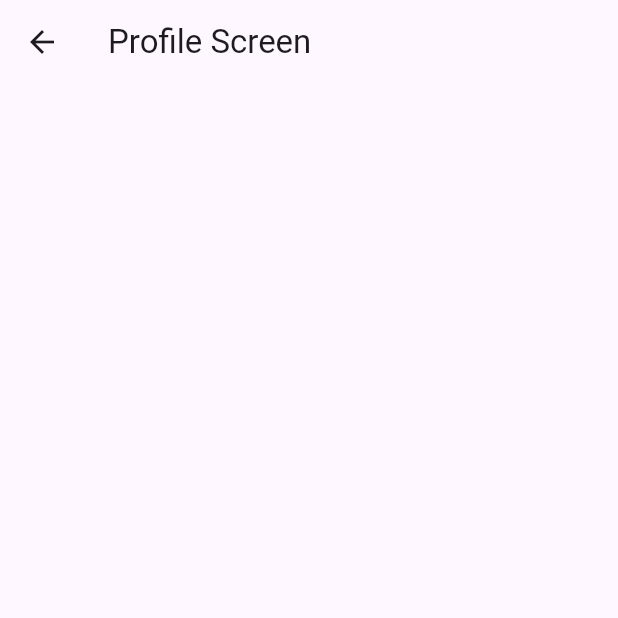
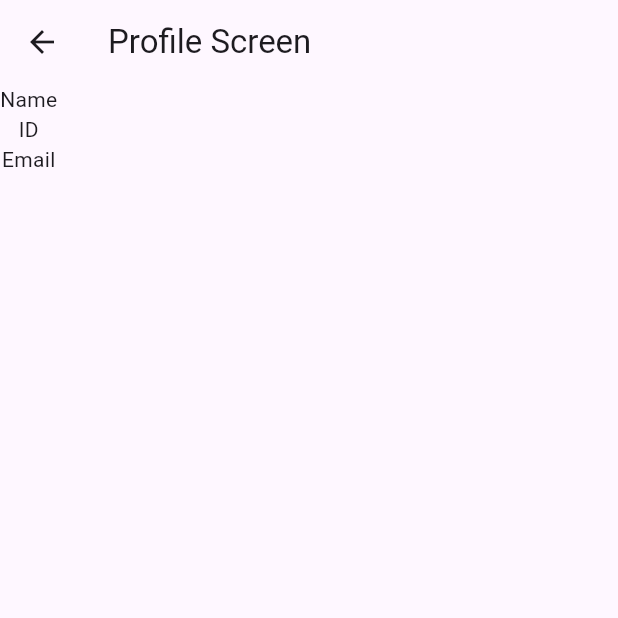
Before and after one commit to TheHuwn/flutter-chat, a Flutter app: the ProfileScreen screen opened directly, on a phone screen of 412 x 824 dp, the top half of it. Run offline on Flutter 3.47's test engine with Material 3 defaults, Android fonts, the phone set to English and light mode, and no system bars; our stand-ins replace cloud_firestore, firebase_auth, firebase_core; accounts and stored records are empty.

Commit message:
video 10 done

```diff
--- /dev/null
+++ b/lib/providers/user_provider.dart
@@ -0,0 +1,21 @@
+import 'package:cloud_firestore/cloud_firestore.dart';
+import 'package:firebase_auth/firebase_auth.dart';
+import 'package:flutter/material.dart';
+
+class UserProvider extends ChangeNotifier {
+  String userName = "Name";
+  String userEmail = "Email";
+  String userID = "ID";
+
+  var db = FirebaseFirestore.instance;
+  var authUser = FirebaseAuth.instance.currentUser;
+
+  void getUserDetails() {
+    db.collection("users").doc(authUser!.uid).get().then((dataSnapshot) {
+      userName = dataSnapshot.data()?["name"] ?? "";
+      userEmail = dataSnapshot.data()?["email"] ?? "";
+      userID = dataSnapshot.data()?["id"] ?? "";
+      notifyListeners();
+    });
+  }
+}
--- a/lib/screens/profile_screen.dart
+++ b/lib/screens/profile_screen.dart
@@ -1,6 +1,8 @@
 import 'package:cloud_firestore/cloud_firestore.dart';
 import 'package:firebase_auth/firebase_auth.dart';
 import 'package:flutter/material.dart';
+import 'package:globalchat/providers/user_provider.dart';
+import 'package:provider/provider.dart';
 
 class ProfileScreen extends StatefulWidget {
   const ProfileScreen({super.key});
@@ -12,32 +14,33 @@ class ProfileScreen extends StatefulWidget {
 class _ProfileScreenState extends State<ProfileScreen> {
   Map<String, dynamic>? userData = {};
 
-  var db = FirebaseFirestore.instance;
-  var authUser = FirebaseAuth.instance.currentUser;
-
-  void getData() {
-    db.collection("users").doc(authUser!.uid).get().then((dataSnapshot) {
-      userData = dataSnapshot.data();
-      setState(() {});
-    });
-  }
+  // var db = FirebaseFirestore.instance;
+  // var authUser = FirebaseAuth.instance.currentUser;
+  //   db.collection("users").doc(authUser!.uid).get().then((dataSnapshot) {
+  //     userData = dataSnapshot.data();
+  //     setState(() {});
+  //   });
+  // }
 
   @override
   void initState() {
-    getData();
+    // getData();
+
     // TODO: implement initState
     super.initState();
   }
 
   @override
   Widget build(BuildContext context) {
+    var userProvider = Provider.of<UserProvider>(context);
+
     return Scaffold(
       appBar: AppBar(title: Text("Profile Screen")),
       body: Column(
         children: [
-          Text(userData?["name"] ?? ""),
-          Text(userData?["country"] ?? ""),
-          Text(userData?["email"] ?? ""),
+          Text(userProvider.userName),
+          Text(userProvider.userID),
+          Text(userProvider.userEmail),
         ],
       ),
     );
--- a/lib/screens/spash_screen.dart
+++ b/lib/screens/spash_screen.dart
@@ -2,6 +2,8 @@ import 'package:flutter/material.dart';
 import 'package:globalchat/screens/dashboard_screen.dart';
 import 'package:globalchat/screens/login_screen.dart';
 import 'package:firebase_auth/firebase_auth.dart';
+import 'package:globalchat/providers/user_provider.dart';
+import 'package:provider/provider.dart';
 
 class SplashScreen extends StatefulWidget {
   const SplashScreen({super.key});
@@ -26,6 +28,8 @@ class _SplashScreenState extends State<SplashScreen> {
   }
 
   void openDashBoard() {
+    // Provider.of<UserProvider>(context, listen: false).getUserDetails();
+    Provider.of<UserProvider>(context, listen: false).getUserDetails();
     Navigator.pushAndRemoveUntil(context, MaterialPageRoute(builder: (context) {
       return DashboardScreen();
     }), (route) {
--- a/pubspec.yaml
+++ b/pubspec.yaml
@@ -37,6 +37,7 @@ dependencies:
   firebase_core: ^3.10.1
   firebase_auth: ^5.4.1
   cloud_firestore: ^5.6.3
+  provider: ^6.1.2
 
 dev_dependencies:
   flutter_test:
```
Also changed, not shown: lib/main.dart (+7 -1 lines), pubspec.lock.
